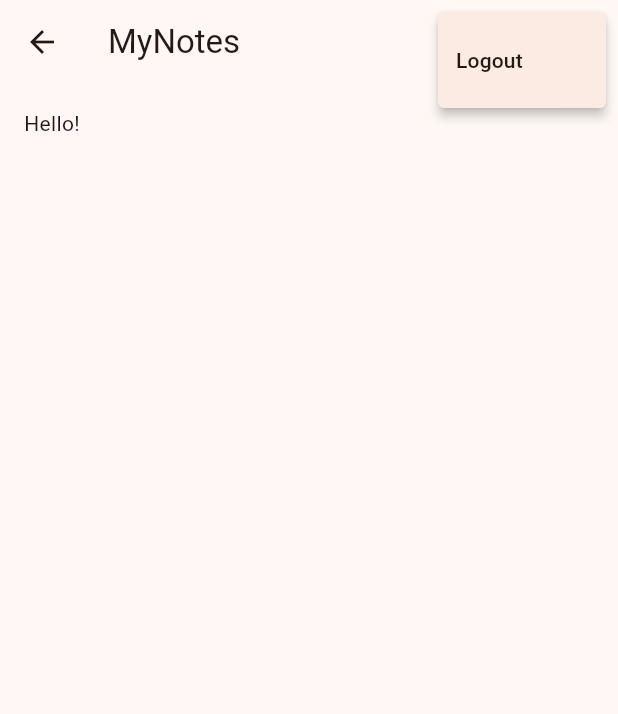
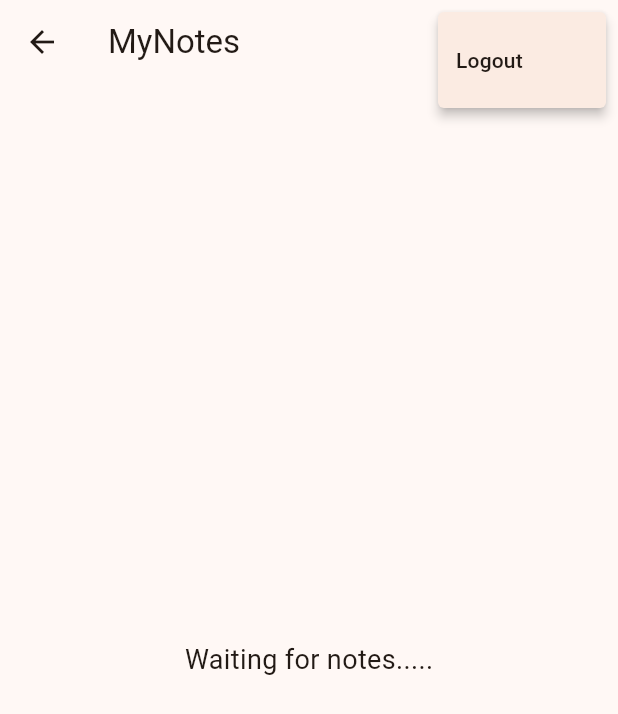
Before and after one commit to pranayyb/Notes, a Flutter app: the NotesView screen opened by its route, after a tap on the "more vert" icon, on a phone screen of 412 x 824 dp. Shown: the top 714 px of the screen. Run offline on Flutter 3.47's test engine with Material 3 defaults, Android fonts, the phone set to English and light mode, and no system bars; our stand-ins replace firebase_auth, firebase_core, sqflite; accounts and stored records are empty.

Commit message:
notes view changes

```diff
--- a/lib/services/auth/auth_exceptions.dart
+++ b/lib/services/auth/auth_exceptions.dart
@@ -10,6 +10,8 @@ class EmailAlreadyInUseAuthException implements Exception {}
 
 class InvalidEmailAuthException implements Exception {}
 
+class EmptyEmailAndPassword implements Exception {}
+
 //generic Exceptions
 class GenericAuthException implements Exception {}
 
--- a/lib/services/auth/auth_user.dart
+++ b/lib/services/auth/auth_user.dart
@@ -3,8 +3,14 @@ import 'package:flutter/material.dart';
 
 @immutable
 class AuthUser {
+  final String? email;
   final bool isEmailVerified;
-  const AuthUser({required this.isEmailVerified});
-  factory AuthUser.fromFirebase(User user) =>
-      AuthUser(isEmailVerified: user.emailVerified);
+  const AuthUser({
+    required this.isEmailVerified,
+    required this.email,
+  });
+  factory AuthUser.fromFirebase(User user) => AuthUser(
+        isEmailVerified: user.emailVerified,
+        email: user.email,
+      );
 }
--- a/lib/services/crud/notes_service.dart
+++ b/lib/services/crud/notes_service.dart
@@ -1,8 +1,10 @@
+import 'dart:async';
 import 'package:flutter/material.dart';
 import 'package:notes/services/crud/crud_exceptions.dart';
 import 'package:sqflite/sqflite.dart';
 import 'package:path_provider/path_provider.dart';
 import 'package:path/path.dart' show join;
+// import 'package:notes/services/crud/notes_service.dart';
 
 const dbName = 'notes.db';
 const noteTable = 'note';
@@ -29,10 +31,40 @@ const createNoteTable = '''CREATE TABLE IF NOT EXISTS "note" (
 class NotesService {
   Database? _db;
 
+  List<DatabaseNote> _notes = [];
+
+  static final NotesService _shared = NotesService._shared_instance();
+  NotesService._shared_instance();
+  factory NotesService() => _shared;
+
+  final _notesStreamController =
+      StreamController<List<DatabaseNote>>.broadcast();
+
+  Stream<List<DatabaseNote>> get allNotes => _notesStreamController.stream;
+
+  Future<DatabaseUser> getOrCreateUser({required String email}) async {
+    try {
+      final user = await getUser(email: email);
+      return user;
+    } on CouldNotFindUser {
+      final createdUser = await createUser(email: email);
+      return createdUser;
+    } catch (e) {
+      rethrow;
+    }
+  }
+
+  Future<void> _cacheNotes() async {
+    final allNotes = await getAllNotes();
+    _notes = allNotes.toList();
+    _notesStreamController.add(_notes);
+  }
+
   Future<DatabaseNote> updateNote({
     required DatabaseNote note,
     required String text,
   }) async {
+    await ensureDbIsOpen();
     final db = await _getDatabaseOrThrow();
     await getNote(id: note.id);
     final updatesCount = await db.update(noteTable, {
@@ -43,11 +75,16 @@ class NotesService {
     if (updatesCount == 0) {
       throw CouldNotUpdateNote();
     } else {
-      return await getNote(id: note.id);
+      final updatedNote = await getNote(id: note.id);
+      _notes.removeWhere((note) => note.id == updatedNote.id);
+      _notes.add(updatedNote);
+      _notesStreamController.add(_notes);
+      return updatedNote;
     }
   }
 
   Future<Iterable<DatabaseNote>> getAllNotes() async {
+    await ensureDbIsOpen();
     final db = await _getDatabaseOrThrow();
     final notes = await db.query(noteTable);
 
@@ -55,6 +92,7 @@ class NotesService {
   }
 
   Future<DatabaseNote> getNote({required int id}) async {
+    await ensureDbIsOpen();
     final db = await _getDatabaseOrThrow();
     final notes = await db.query(
       noteTable,
@@ -66,16 +104,25 @@ class NotesService {
     if (notes.isEmpty) {
       throw CouldNotFindNote();
     } else {
-      return DatabaseNote.fromRow(notes.first);
+      final note = DatabaseNote.fromRow(notes.first);
+      _notes.removeWhere((note) => note.id == id);
+      _notes.add(note);
+      _notesStreamController.add(_notes);
+      return note;
     }
   }
 
   Future<int> deleteAllNotes() async {
+    await ensureDbIsOpen();
     final db = await _getDatabaseOrThrow();
-    return await db.delete(noteTable);
+    final numberOfDeletions = await db.delete(noteTable);
+    _notes = [];
+    _notesStreamController.add(_notes);
+    return numberOfDeletions;
   }
 
   Future<void> deleteNote({required int id}) async {
+    await ensureDbIsOpen();
     final db = await _getDatabaseOrThrow();
     final deletedAccount = await db.delete(
       noteTable,
@@ -84,10 +131,14 @@ class NotesService {
     );
     if (deletedAccount == 0) {
       throw CouldNotDeleteNote();
+    } else {
+      _notes.removeWhere((note) => note.id == id);
+      _notesStreamController.add(_notes);
     }
   }
 
   Future<DatabaseNote> createNote({required DatabaseUser owner}) async {
+    await ensureDbIsOpen();
     final db = await _getDatabaseOrThrow();
     final dbUser = await getUser(email: owner.email);
     if (dbUser != owner) {
@@ -108,10 +159,13 @@ class NotesService {
       isSyncedWithCloud: true,
     );
 
+    _notes.add(note);
+    _notesStreamController.add(_notes);
     return note;
   }
 
   Future<DatabaseUser> getUser({required String email}) async {
+    await ensureDbIsOpen();
     final db = await _getDatabaseOrThrow();
     final results = await db.query(
       userTable,
@@ -127,6 +181,7 @@ class NotesService {
   }
 
   Future<DatabaseUser> createUser({required String email}) async {
+    await ensureDbIsOpen();
     final db = await _getDatabaseOrThrow();
     final results = await db.query(
       userTable,
@@ -149,6 +204,7 @@ class NotesService {
   }
 
   Future<void> deleteUser({required String email}) async {
+    await ensureDbIsOpen();
     final db = await _getDatabaseOrThrow();
     final deletedCount = await db.delete(
       userTable,
@@ -182,9 +238,16 @@ class NotesService {
 
       await db.execute(createUserTable);
       await db.execute(createNoteTable);
+      await _cacheNotes();
     } on MissingPlatformDirectoryException {
       throw UnableToGetDocumentsDirectory();
     }
+  }
+
+  Future<void> ensureDbIsOpen() async {
+    try {
+      await open();
+    } on DatabaseAlreadyOpenException {}
   }
 
   Future<void> close() async {
--- a/lib/views/notes_view.dart
+++ b/lib/views/notes_view.dart
@@ -3,6 +3,7 @@ import 'package:flutter/rendering.dart';
 import 'package:notes/constants/routes.dart';
 import 'package:notes/enums/menu_action.dart';
 import 'package:notes/services/auth/auth_service.dart';
+import 'package:notes/services/crud/notes_service.dart';
 import 'package:notes/utilities/show_error_dialog.dart';
 import 'dart:developer' as devtools show log;
 
@@ -14,6 +15,22 @@ class NotesView extends StatefulWidget {
 }
 
 class _NotesViewState extends State<NotesView> {
+  late final NotesService _notesService;
+  String get userEmail => AuthService.firebase().currentUser!.email!;
+
+  @override
+  void initState() {
+    _notesService = NotesService();
+    _notesService.open();
+    super.initState();
+  }
+
+  @override
+  void dispose() {
+    _notesService.close();
+    super.dispose();
+  }
+
   @override
   Widget build(BuildContext context) {
     return Scaffold(
@@ -52,11 +69,45 @@ class _NotesViewState extends State<NotesView> {
           )
         ],
       ),
-      body: Padding(
-        padding: const EdgeInsets.all(16.0),
-        child: const Text(
-          "Hello!",
-        ),
+      body: FutureBuilder(
+        future: _notesService.getOrCreateUser(email: userEmail),
+        builder: (context, snapshot) {
+          switch (snapshot.connectionState) {
+            case ConnectionState.done:
+              // return Padding(
+              //   padding: const EdgeInsets.all(16.0),
+              //   child: const Text("Your notes will appear here!"),
+              // );
+              return StreamBuilder(
+                stream: _notesService.allNotes,
+                builder: (context, snapshot) {
+                  switch (snapshot.connectionState) {
+                    case ConnectionState.none:
+                      return Padding(
+                        padding: const EdgeInsets.all(16.0),
+                        child: const Text("No notes to show here!"),
+                      );
+                    case ConnectionState.waiting:
+                      return Padding(
+                        padding: const EdgeInsets.all(16.0),
+                        child: const Center(
+                          child: Text(
+                            "Waiting for notes.....",
+                            style: TextStyle(
+                              fontSize: 18.0, // Adjust the font size as needed
+                            ),
+                          ),
+                        ),
+                      );
+                    default:
+                      return CircularProgressIndicator();
+                  }
+                },
+              );
+            default:
+              return const CircularProgressIndicator();
+          }
+        },
       ),
     );
   }
```
Also changed, not shown: lib/views/login_view.dart (+14 -2 lines), lib/views/register_view.dart (+12 -0 lines), 1 other file.
